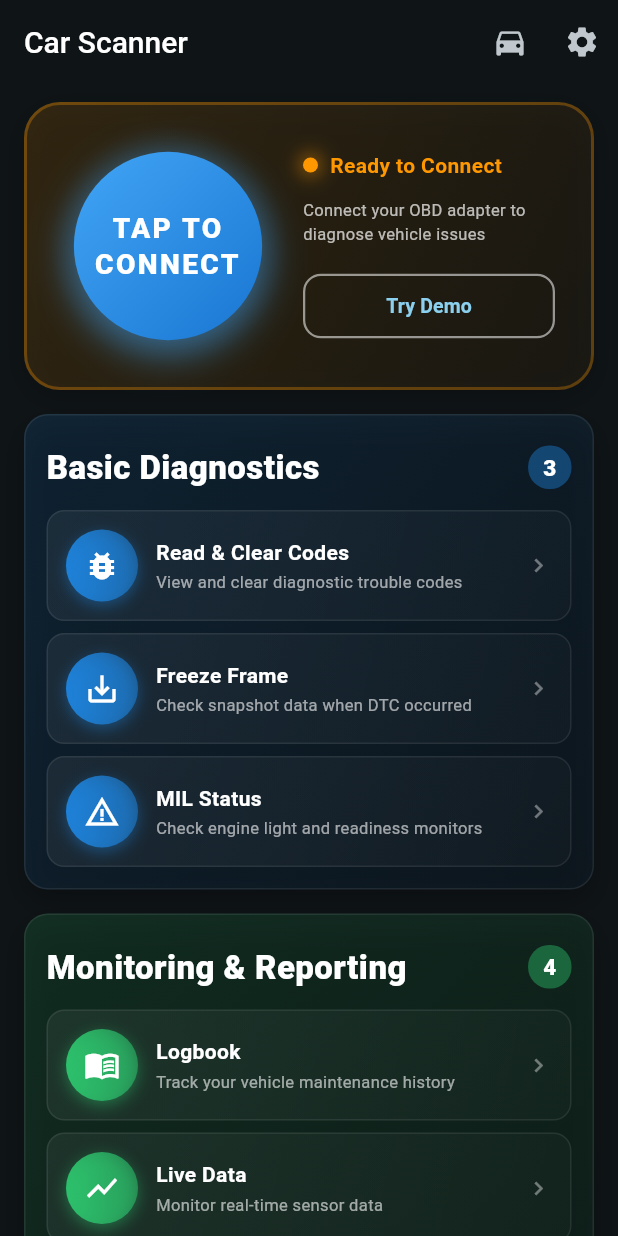
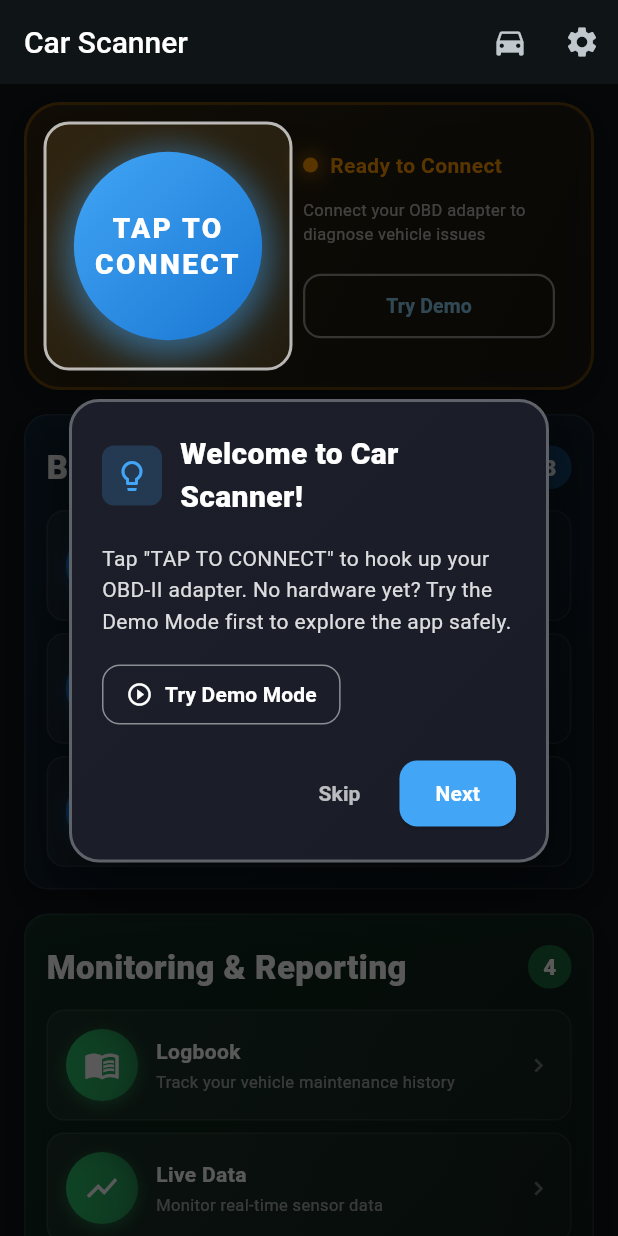
Before and after one commit to Phatjiro/CSA_PRO, a Flutter app: the screen it shows after launch, on a phone screen of 412 x 824 dp. Run offline on Flutter 3.47's test engine with Material 3 defaults, Android fonts, the phone set to English and light mode, and no system bars; our stand-ins replace fl_chart, flutter_blue_plus, hive, hive_flutter, package_info_plus, permission_handler and 3 more; accounts and stored records are empty.

Commit message:
update logs

```diff
--- a/flutter-car-scanner/lib/screens/home_screen.dart
+++ b/flutter-car-scanner/lib/screens/home_screen.dart
@@ -5,7 +5,9 @@ import 'connect_screen.dart';
 import 'dashboard_screen.dart';
 import '../services/connection_manager.dart';
 import '../services/vehicle_service.dart';
+import '../services/tutorial_service.dart';
 import '../models/obd_live_data.dart';
+import '../widgets/tutorial_overlay.dart';
 import 'acceleration_tests_screen.dart';
 import 'emission_tests_screen.dart';
 import 'mode06_screen.dart';
@@ -41,6 +43,58 @@ class HomeScreen extends StatefulWidget {
 }
 
 class _HomeScreenState extends State<HomeScreen> {
+  // Tutorial keys
+  final GlobalKey _connectButtonKey = GlobalKey();
+  final GlobalKey _vehicleStatusKey = GlobalKey();
+  int _tutorialStep = -1;
+  bool _showTutorial = false;
+  bool _tutorialInitialized = false;
+
+  @override
+  void initState() {
+    super.initState();
+    _initTutorial();
+  }
+
+  Future<void> _initTutorial() async {
+    final completed = await TutorialService.isTutorialCompleted();
+    if (!completed && !_tutorialInitialized) {
+      _tutorialInitialized = true;
+      WidgetsBinding.instance.addPostFrameCallback((_) {
+        if (mounted) {
+          setState(() {
+            _showTutorial = true;
+            _tutorialStep = 0;
+          });
+        }
+      });
+    }
+  }
+
+  void _nextTutorialStep() {
+    if (_tutorialStep < 2) {
+      setState(() {
+        _tutorialStep++;
+      });
+    } else {
+      _completeTutorial();
+    }
+  }
+
+  void _skipTutorial() {
+    _completeTutorial();
+  }
+
+  Future<void> _completeTutorial() async {
+    await TutorialService.completeTutorial();
+    if (mounted) {
+      setState(() {
+        _showTutorial = false;
+        _tutorialStep = -1;
+      });
+    }
+  }
+
   Future<void> _handleConnectTap() async {
     await VehicleService.init();
     if (VehicleService.all().isEmpty) {
@@ -85,9 +139,11 @@ class _HomeScreenState extends State<HomeScreen> {
           ),
         ],
       ),
-      body: SafeArea(
-        child: Builder(
-          builder: (context) {
+      body: Stack(
+        children: [
+          SafeArea(
+            child: Builder(
+              builder: (context) {
             final groups = <_Group>[
                     _Group('Basic Diagnostics', const Color(0xFF1E88E5), Icons.health_and_safety, [
                       _MenuItem(Icons.bug_report, 'Read & Clear Codes', 'View and clear diagnostic trouble codes', _Action.openReadCodes),
@@ -174,6 +230,7 @@ class _HomeScreenState extends State<HomeScreen> {
                                 child: Row(
                                   children: [
                                     _BigStatusButton(
+                                      key: _connectButtonKey,
                                       connected: connected,
                                       onConnectTap: _handleConnectTap,
                                     ),
@@ -384,7 +441,10 @@ class _HomeScreenState extends State<HomeScreen> {
                           }
 
                           final data = snapshot.data!;
-                          return _BasicMetricsWidget(data: data);
+                          return _BasicMetricsWidget(
+                            key: _vehicleStatusKey,
+                            data: data,
+                          );
                         },
                       );
                     },
@@ -396,6 +456,65 @@ class _HomeScreenState extends State<HomeScreen> {
           },
         ),
       ),
+          // Tutorial Overlay
+          if (_showTutorial && _tutorialStep >= 0)
+            _buildTutorialOverlay(),
+        ],
+      ),
+    );
+  }
+
+  Widget _buildTutorialOverlay() {
+    GlobalKey targetKey;
+    String title;
+    String description;
+    bool isLastStep;
+    String? primaryActionLabel;
+    VoidCallback? primaryAction;
+
+    switch (_tutorialStep) {
+      case 0:
+        targetKey = _connectButtonKey;
+        title = 'Welcome to Car Scanner!';
+        description = 'Tap "TAP TO CONNECT" to hook up your OBD-II adapter. No hardware yet? Try the Demo Mode first to explore the app safely.';
+        isLastStep = false;
+        primaryActionLabel = 'Try Demo Mode';
+        primaryAction = () {
+          _skipTutorial();
+          showDemoInitDialog(context);
+        };
+        break;
+      case 1:
+        targetKey = _vehicleStatusKey;
+        title = 'Vehicle Status';
+        description = 'Once connected, the live stats card keeps an eye on RPM, speed, coolant temp, throttle, fuel level, and voltage in real time.';
+        isLastStep = false;
+        break;
+      case 2:
+        targetKey = _connectButtonKey;
+        title = 'Explore the Tools';
+        description = 'Scroll down to launch Read Codes, Live Data, Security Scan, AI Mechanic, and more. You\'re ready to diagnose!';
+        isLastStep = true;
+        break;
+      default:
+        return const SizedBox.shrink();
+    }
+
+    return TutorialOverlay(
+      targetKey: targetKey,
+      title: title,
+      description: description,
+      onNext: () {
+        if (isLastStep) {
+          _completeTutorial();
+        } else {
+          _nextTutorialStep();
+        }
+      },
+      onSkip: _skipTutorial,
+      isLastStep: isLastStep,
+      primaryActionLabel: primaryActionLabel,
+      onPrimaryAction: primaryAction,
     );
   }
 }
@@ -776,7 +895,7 @@ class _Group {
 class _BigStatusButton extends StatefulWidget {
   final bool connected;
   final Future<void> Function()? onConnectTap;
-  const _BigStatusButton({required this.connected, this.onConnectTap});
+  const _BigStatusButton({super.key, required this.connected, this.onConnectTap});
 
   @override
   State<_BigStatusButton> createState() => _BigStatusButtonState();
@@ -896,7 +1015,7 @@ class _BigStatusButtonState extends State<_BigStatusButton> with SingleTickerPro
 class _BasicMetricsWidget extends StatelessWidget {
   final ObdLiveData data;
 
-  const _BasicMetricsWidget({required this.data});
+  const _BasicMetricsWidget({super.key, required this.data});
 
   @override
   Widget build(BuildContext context) {
--- a/flutter-car-scanner/lib/screens/settings_screen.dart
+++ b/flutter-car-scanner/lib/screens/settings_screen.dart
@@ -3,6 +3,7 @@ import 'package:url_launcher/url_launcher.dart';
 import 'package:package_info_plus/package_info_plus.dart';
 
 import '../services/app_settings.dart';
+import '../services/tutorial_service.dart';
 
 class SettingsScreen extends StatefulWidget {
   const SettingsScreen({super.key});
@@ -316,6 +317,24 @@ class _SettingsScreenState extends State<SettingsScreen> {
               );
             },
           ),
+          _SettingsTile(
+            icon: Icons.school_outlined,
+            title: 'Show Tutorial Again',
+            subtitle: 'Replay the app introduction',
+            trailing: const Icon(Icons.chevron_right),
+            onTap: () async {
+              await TutorialService.resetTutorial();
+              if (mounted) {
+                Navigator.pop(context);
+                ScaffoldMessenger.of(context).showSnackBar(
+                  const SnackBar(
+                    content: Text('Tutorial reset. Restart the app to see it again.'),
+                    duration: Duration(seconds: 2),
+                  ),
+                );
+              }
+            },
+          ),
           const Divider(height: 1),
 
           // About Section
--- a/flutter-car-scanner/lib/services/obd_client.dart
+++ b/flutter-car-scanner/lib/services/obd_client.dart
@@ -8,6 +8,7 @@ import 'package:flutter/foundation.dart';
 
 import '../models/obd_live_data.dart';
 import 'app_settings.dart';
+import 'log_service.dart';
 import 'obd_link.dart';
 
 /// Detailed MIL status including readiness monitors and distance metrics.
@@ -590,6 +591,7 @@ class ObdClient {
         text = text.substring(0, lastGt);
       }
       final result = text.replaceAll('>', '').trim();
+      _logRawFrame(cmd, result);
       completer.complete(result);
       return result;
     } catch (e) {
@@ -599,6 +601,27 @@ class ObdClient {
       _pendingRequest = null;
     }
   }
+
+  static const Set<String> _trackedRawCommands = {'03', '04', '07', '0A', '0101'};
+
+  void _logRawFrame(String command, String response) {
+    final normalized = _normalizeCommand(command);
+    if (!_trackedRawCommands.contains(normalized)) return;
+    final payload = response.trim();
+    if (payload.isEmpty) return;
+    try {
+      unawaited(LogService.add({
+        'type': 'raw_obd_frame',
+        'command': normalized,
+        'payload': payload,
+      }));
+    } catch (_) {
+      // Logging should never break communication.
+    }
+  }
+
+  String _normalizeCommand(String command) =>
+      command.replaceAll(RegExp(r'\s+'), '').toUpperCase();
 
   Future<void> _queryAndEmit() async {
     try {
--- /dev/null
+++ b/flutter-car-scanner/lib/services/tutorial_service.dart
@@ -0,0 +1,37 @@
+import 'package:shared_preferences/shared_preferences.dart';
+
+class TutorialService {
+  static const String _keyTutorialCompleted = 'tutorial_completed';
+  static const String _keyTutorialStep = 'tutorial_step';
+
+  /// Check if tutorial has been completed
+  static Future<bool> isTutorialCompleted() async {
+    final prefs = await SharedPreferences.getInstance();
+    return prefs.getBool(_keyTutorialCompleted) ?? false;
+  }
+
+  /// Mark tutorial as completed
+  static Future<void> completeTutorial() async {
+    final prefs = await SharedPreferences.getInstance();
+    await prefs.setBool(_keyTutorialCompleted, true);
+  }
+
+  /// Reset tutorial (for testing or re-showing)
+  static Future<void> resetTutorial() async {
+    final prefs = await SharedPreferences.getInstance();
+    await prefs.setBool(_keyTutorialCompleted, false);
+    await prefs.remove(_keyTutorialStep);
+  }
+
+  /// Get current tutorial step
+  static Future<int> getCurrentStep() async {
+    final prefs = await SharedPreferences.getInstance();
+    return prefs.getInt(_keyTutorialStep) ?? 0;
+  }
+
+  /// Save current tutorial step
+  static Future<void> saveStep(int step) async {
+    final prefs = await SharedPreferences.getInstance();
+    await prefs.setInt(_keyTutorialStep, step);
+  }
+}
--- /dev/null
+++ b/flutter-car-scanner/lib/widgets/tutorial_overlay.dart
@@ -0,0 +1,299 @@
+import 'package:flutter/material.dart';
+
+class TutorialOverlay extends StatelessWidget {
+  final GlobalKey targetKey;
+  final String title;
+  final String description;
+  final VoidCallback? onNext;
+  final VoidCallback? onSkip;
+  final bool isLastStep;
+  final String? primaryActionLabel;
+  final VoidCallback? onPrimaryAction;
+
+  const TutorialOverlay({
+    super.key,
+    required this.targetKey,
+    required this.title,
+    required this.description,
+    this.onNext,
+    this.onSkip,
+    this.isLastStep = false,
+    this.primaryActionLabel,
+    this.onPrimaryAction,
+  });
+
+  @override
+  Widget build(BuildContext context) {
+    return LayoutBuilder(
+      builder: (context, constraints) {
+        final RenderBox? targetBox = targetKey.currentContext?.findRenderObject() as RenderBox?;
+        final RenderBox? overlayBox = context.findRenderObject() as RenderBox?;
+        if (targetBox == null || !targetBox.attached || overlayBox == null) {
+          return const SizedBox.shrink();
+        }
+
+        const padding = 12.0;
+        final overlaySize = Size(constraints.maxWidth, constraints.maxHeight);
+        final globalTargetOffset = targetBox.localToGlobal(Offset.zero);
+        final localTargetOffset = overlayBox.globalToLocal(globalTargetOffset);
+        final targetSize = targetBox.size;
+        final rect = Rect.fromLTWH(
+          localTargetOffset.dx - padding,
+          localTargetOffset.dy - padding,
+          targetSize.width + padding * 2,
+          targetSize.height + padding * 2,
+        );
+
+        return Stack(
+          children: [
+            GestureDetector(
+              onTap: onSkip,
+              child: SizedBox.expand(
+                child: CustomPaint(
+                  painter: _SpotlightPainter(rect: rect),
+                ),
+              ),
+            ),
+            _ContentCard(
+              title: title,
+              description: description,
+              onNext: onNext,
+              onSkip: onSkip,
+              isLastStep: isLastStep,
+              overlaySize: overlaySize,
+              targetRect: rect,
+              primaryActionLabel: primaryActionLabel,
+              onPrimaryAction: onPrimaryAction,
+            ),
+          ],
+        );
+      },
+    );
+  }
+}
+
+class _SpotlightPainter extends CustomPainter {
+  final Rect rect;
+
+  const _SpotlightPainter({required this.rect});
+
+  @override
+  void paint(Canvas canvas, Size size) {
+    final overlayPaint = Paint()..color = Colors.black.withValues(alpha: 0.65);
+    canvas.saveLayer(Offset.zero & size, Paint());
+    canvas.drawRect(Offset.zero & size, overlayPaint);
+
+    final clearPaint = Paint()..blendMode = BlendMode.clear;
+    final rrect = RRect.fromRectAndRadius(rect, const Radius.circular(16));
+    canvas.drawRRect(rrect, clearPaint);
+    canvas.restore();
+
+    final borderPaint = Paint()
+      ..color = Colors.white.withValues(alpha: 0.7)
+      ..style = PaintingStyle.stroke
+      ..strokeWidth = 2;
+    canvas.drawRRect(rrect, borderPaint);
+  }
+
+  @override
+  bool shouldRepaint(covariant _SpotlightPainter oldDelegate) => oldDelegate.rect != rect;
+}
+
+class _ContentCard extends StatelessWidget {
+  final String title;
+  final String description;
+  final VoidCallback? onNext;
+  final VoidCallback? onSkip;
+  final bool isLastStep;
+  final Size overlaySize;
+  final Rect targetRect;
+  final String? primaryActionLabel;
+  final VoidCallback? onPrimaryAction;
+
+  const _ContentCard({
+    required this.title,
+    required this.description,
+    this.onNext,
+    this.onSkip,
+    required this.isLastStep,
+    required this.overlaySize,
+    required this.targetRect,
+    this.primaryActionLabel,
+    this.onPrimaryAction,
+  });
+
+  @override
+  Widget build(BuildContext context) {
+    final targetCenterY = targetRect.center.dy;
+    final showAbove = targetCenterY > overlaySize.height / 2;
+    double cardTop;
+    if (showAbove) {
+      cardTop = targetRect.top - 220;
+    } else {
+      cardTop = targetRect.bottom + 20;
+    }
+    cardTop = cardTop.clamp(20.0, overlaySize.height - 260.0);
+
+    final cardLeft = (overlaySize.width - 320) / 2;
+    final cardLeftClamped = cardLeft.clamp(16.0, overlaySize.width - 336.0);
+
+    return Positioned(
+      left: cardLeftClamped,
+      top: cardTop,
+      child: _TutorialCard(
+        title: title,
+        description: description,
+        onNext: onNext,
+        onSkip: onSkip,
+        isLastStep: isLastStep,
+        primaryActionLabel: primaryActionLabel,
+        onPrimaryAction: onPrimaryAction,
+      ),
+    );
+  }
+}
+
+class _TutorialCard extends StatelessWidget {
+  final String title;
+  final String description;
+  final VoidCallback? onNext;
+  final VoidCallback? onSkip;
+  final bool isLastStep;
+  final String? primaryActionLabel;
+  final VoidCallback? onPrimaryAction;
+
+  const _TutorialCard({
+    required this.title,
+    required this.description,
+    this.onNext,
+    this.onSkip,
+    this.isLastStep = false,
+    this.primaryActionLabel,
+    this.onPrimaryAction,
+  });
+
+  @override
+  Widget build(BuildContext context) {
+    final showPrimaryAction = primaryActionLabel != null && onPrimaryAction != null;
+    return Container(
+      width: 320,
+      padding: const EdgeInsets.all(20),
+      decoration: BoxDecoration(
+        gradient: LinearGradient(
+          begin: Alignment.topLeft,
+          end: Alignment.bottomRight,
+          colors: [
+            const Color(0xFF1C1F2A),
+            const Color(0xFF1A1D28),
+          ],
+        ),
+        borderRadius: BorderRadius.circular(20),
+        border: Border.all(
+          color: Colors.white.withValues(alpha: 0.3),
+          width: 2,
+        ),
+        boxShadow: [
+          BoxShadow(
+            color: Colors.black.withValues(alpha: 0.45),
+            blurRadius: 30,
+            offset: const Offset(0, 15),
+          ),
+        ],
+      ),
+      child: Column(
+        mainAxisSize: MainAxisSize.min,
+        crossAxisAlignment: CrossAxisAlignment.start,
+        children: [
+          Row(
+            children: [
+              Container(
+                padding: const EdgeInsets.all(8),
+                decoration: BoxDecoration(
+                  color: const Color(0xFF42A5F5).withValues(alpha: 0.2),
+                  borderRadius: BorderRadius.circular(8),
+                ),
+                child: const Icon(
+                  Icons.lightbulb_outline,
+                  color: Color(0xFF42A5F5),
+                  size: 24,
+                ),
+              ),
+              const SizedBox(width: 12),
+              Expanded(
+                child: Text(
+                  title,
+                  style: const TextStyle(
+                    fontSize: 20,
+                    fontWeight: FontWeight.w800,
+                    color: Colors.white,
+                  ),
+                ),
+              ),
+            ],
+          ),
+          const SizedBox(height: 16),
+          Text(
+            description,
+            style: TextStyle(
+              fontSize: 14,
+              color: Colors.white.withValues(alpha: 0.85),
+              height: 1.5,
+            ),
+          ),
+          if (showPrimaryAction) ...[
+            const SizedBox(height: 14),
+            OutlinedButton.icon(
+              onPressed: onPrimaryAction,
+              icon: const Icon(Icons.play_circle_outline, size: 18),
+              style: OutlinedButton.styleFrom(
+                foregroundColor: Colors.white,
+                side: BorderSide(color: Colors.white.withValues(alpha: 0.5)),
+                padding: const EdgeInsets.symmetric(horizontal: 16, vertical: 10),
+                shape: RoundedRectangleBorder(borderRadius: BorderRadius.circular(12)),
+              ),
+              label: Text(
+                primaryActionLabel!,
+                style: const TextStyle(fontWeight: FontWeight.w700),
+              ),
+            ),
+          ],
+          const SizedBox(height: 18),
+          Row(
+            mainAxisAlignment: MainAxisAlignment.end,
+            children: [
+              if (onSkip != null)
+                TextButton(
+                  onPressed: onSkip,
+                  child: Text(
+                    'Skip',
+                    style: TextStyle(
+                      color: Colors.white.withValues(alpha: 0.7),
+                      fontWeight: FontWeight.w600,
+                    ),
+                  ),
+                ),
+              const SizedBox(width: 8),
+              ElevatedButton(
+                onPressed: onNext,
+                style: ElevatedButton.styleFrom(
+                  backgroundColor: const Color(0xFF42A5F5),
+                  foregroundColor: Colors.white,
+                  padding: const EdgeInsets.symmetric(horizontal: 24, vertical: 12),
+                  shape: RoundedRectangleBorder(
+                    borderRadius: BorderRadius.circular(12),
+                  ),
+                ),
+                child: Text(
+                  isLastStep ? 'Got it!' : 'Next',
+                  style: const TextStyle(
+                    fontWeight: FontWeight.w700,
+                  ),
+                ),
+              ),
+            ],
+          ),
+        ],
+      ),
+    );
+  }
+}
```
